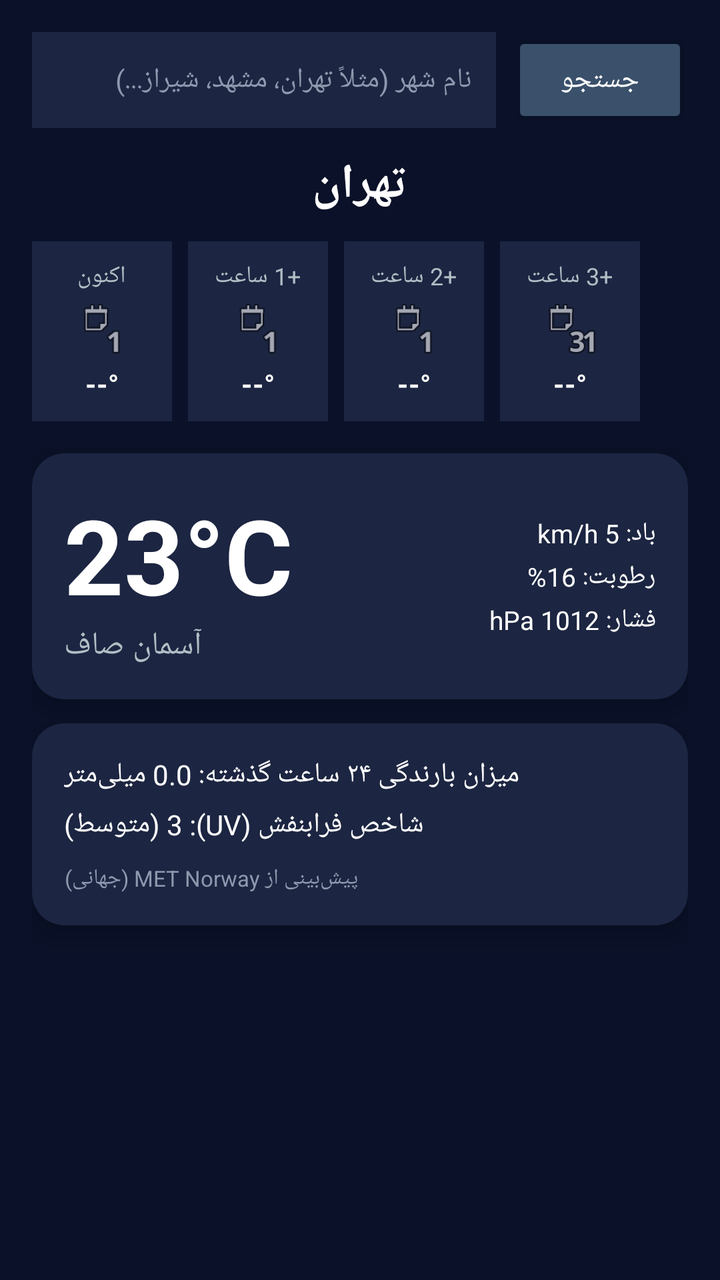
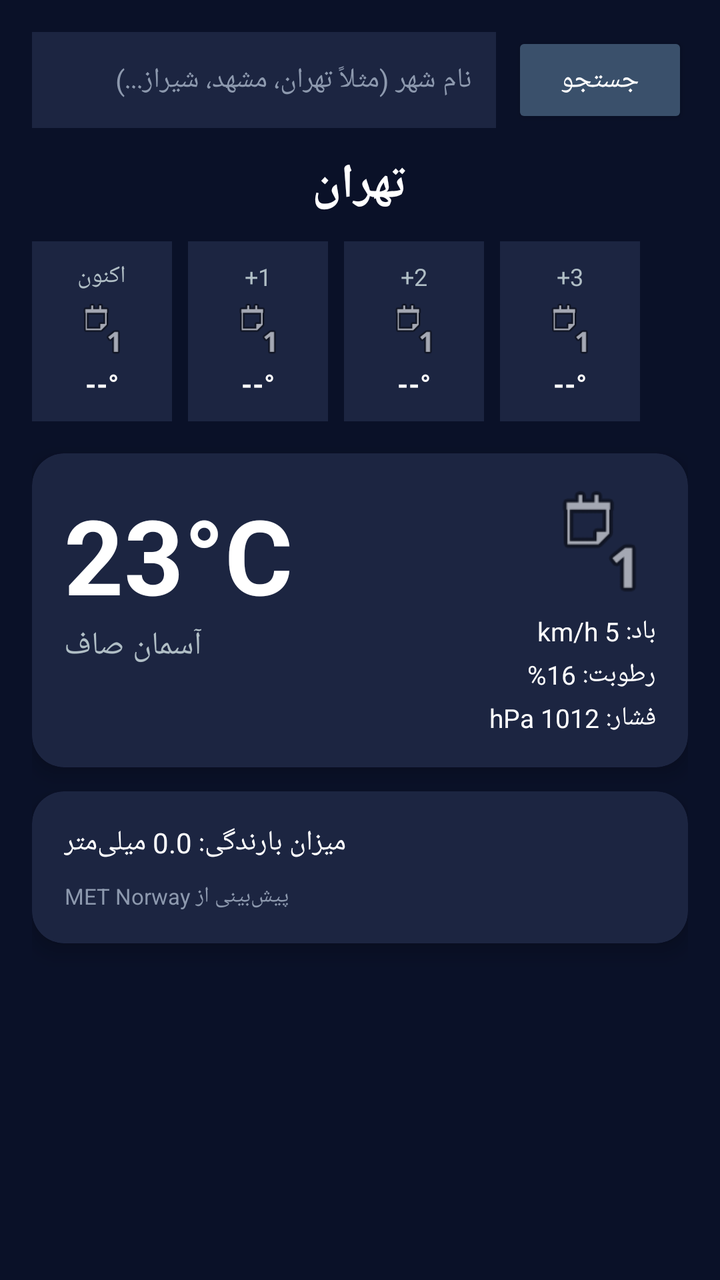

An Android layout rendered at two revisions. The XML below is the earlier revision; the diff shows what the commit changed to produce the second picture.
<!-- AndroidManifest.xml: application theme Theme.AppCompat.Light.NoActionBar -->
<!-- res/layout/activity_main.xml -->
<?xml version="1.0" encoding="utf-8"?>
<RelativeLayout xmlns:android="http://schemas.android.com/apk/res/android"
    xmlns:app="http://schemas.android.com/apk/res-auto"
    android:id="@+id/rootLayout"
    android:layout_width="match_parent"
    android:layout_height="match_parent"
    android:background="#0A1128"
    android:padding="16dp">

    
    <LinearLayout
        android:id="@+id/searchLayout"
        android:layout_width="match_parent"
        android:layout_height="wrap_content"
        android:orientation="horizontal"
        android:layout_marginBottom="12dp">

        <EditText
            android:id="@+id/etSearchCity"
            android:layout_width="0dp"
            android:layout_height="48dp"
            android:layout_weight="1"
            android:background="#1C2541"
            android:hint="نام شهر (مثلاً تهران، مشهد، شیراز...)"
            android:textColor="#FFFFFF"
            android:textColorHint="#8D99AE"
            android:paddingHorizontal="12dp"
            android:textSize="14sp" />

        <Button
            android:id="@+id/btnSearch"
            android:layout_width="wrap_content"
            android:layout_height="48dp"
            android:layout_marginStart="8dp"
            android:backgroundTint="#3A506B"
            android:text="جستجو"
            android:textColor="#FFFFFF" />
    </LinearLayout>

    <TextView
        android:id="@+id/tvCityName"
        android:layout_width="wrap_content"
        android:layout_height="wrap_content"
        android:layout_below="@id/searchLayout"
        android:layout_centerHorizontal="true"
        android:text="تهران"
        android:textColor="#FFFFFF"
        android:textSize="24sp"
        android:textStyle="bold" />

    
    <HorizontalScrollView
        android:id="@+id/hourlyScroll"
        android:layout_width="match_parent"
        android:layout_height="wrap_content"
        android:layout_below="@id/tvCityName"
        android:layout_marginTop="12dp"
        android:scrollbars="none">

        <LinearLayout
            android:layout_width="wrap_content"
            android:layout_height="wrap_content"
            android:orientation="horizontal">

            
            <LinearLayout
                android:layout_width="70dp"
                android:layout_height="90dp"
                android:background="#1C2541"
                android:orientation="vertical"
                android:gravity="center"
                android:layout_marginEnd="8dp"
                android:padding="8dp">
                <TextView android:id="@+id/tvHourlyTime1" android:layout_width="wrap_content" android:layout_height="wrap_content" android:text="اکنون" android:textColor="#B0BEC5" android:textSize="12sp"/>
                <ImageView android:layout_width="28dp" android:layout_height="28dp" android:src="@android:drawable/ic_menu_day" android:layout_marginVertical="4dp"/>
                <TextView android:id="@+id/tvHourlyTemp1" android:layout_width="wrap_content" android:layout_height="wrap_content" android:text="--°" android:textColor="#FFFFFF" android:textSize="14sp" android:textStyle="bold"/>
            </LinearLayout>

            
            <LinearLayout
                android:layout_width="70dp"
                android:layout_height="90dp"
                android:background="#1C2541"
                android:orientation="vertical"
                android:gravity="center"
                android:layout_marginEnd="8dp"
                android:padding="8dp">
                <TextView android:id="@+id/tvHourlyTime2" android:layout_width="wrap_content" android:layout_height="wrap_content" android:text="+1 ساعت" android:textColor="#B0BEC5" android:textSize="12sp"/>
                <ImageView android:layout_width="28dp" android:layout_height="28dp" android:src="@android:drawable/ic_menu_day" android:layout_marginVertical="4dp"/>
                <TextView android:id="@+id/tvHourlyTemp2" android:layout_width="wrap_content" android:layout_height="wrap_content" android:text="--°" android:textColor="#FFFFFF" android:textSize="14sp" android:textStyle="bold"/>
            </LinearLayout>

            
            <LinearLayout
                android:layout_width="70dp"
                android:layout_height="90dp"
                android:background="#1C2541"
                android:orientation="vertical"
                android:gravity="center"
                android:layout_marginEnd="8dp"
                android:padding="8dp">
                <TextView android:id="@+id/tvHourlyTime3" android:layout_width="wrap_content" android:layout_height="wrap_content" android:text="+2 ساعت" android:textColor="#B0BEC5" android:textSize="12sp"/>
                <ImageView android:layout_width="28dp" android:layout_height="28dp" android:src="@android:drawable/ic_menu_day" android:layout_marginVertical="4dp"/>
                <TextView android:id="@+id/tvHourlyTemp3" android:layout_width="wrap_content" android:layout_height="wrap_content" android:text="--°" android:textColor="#FFFFFF" android:textSize="14sp" android:textStyle="bold"/>
            </LinearLayout>

            
            <LinearLayout
                android:layout_width="70dp"
                android:layout_height="90dp"
                android:background="#1C2541"
                android:orientation="vertical"
                android:gravity="center"
                android:layout_marginEnd="8dp"
                android:padding="8dp">
                <TextView android:id="@+id/tvHourlyTime4" android:layout_width="wrap_content" android:layout_height="wrap_content" android:text="+3 ساعت" android:textColor="#B0BEC5" android:textSize="12sp"/>
                <ImageView android:layout_width="28dp" android:layout_height="28dp" android:src="@android:drawable/ic_menu_month" android:layout_marginVertical="4dp"/>
                <TextView android:id="@+id/tvHourlyTemp4" android:layout_width="wrap_content" android:layout_height="wrap_content" android:text="--°" android:textColor="#FFFFFF" android:textSize="14sp" android:textStyle="bold"/>
            </LinearLayout>
        </LinearLayout>
    </HorizontalScrollView>

    
    <androidx.cardview.widget.CardView
        android:id="@+id/cardMain"
        android:layout_width="match_parent"
        android:layout_height="wrap_content"
        android:layout_below="@id/hourlyScroll"
        android:layout_marginTop="16dp"
        app:cardBackgroundColor="#1C2541"
        app:cardCornerRadius="16dp"
        app:cardElevation="6dp">

        <RelativeLayout
            android:layout_width="match_parent"
            android:layout_height="wrap_content"
            android:padding="16dp">

            <TextView
                android:id="@+id/tvTemp"
                android:layout_width="wrap_content"
                android:layout_height="wrap_content"
                android:text="23°C"
                android:textColor="#FFFFFF"
                android:textSize="52sp"
                android:textStyle="bold" />

            <TextView
                android:id="@+id/tvCondition"
                android:layout_width="wrap_content"
                android:layout_height="wrap_content"
                android:layout_below="@id/tvTemp"
                android:text="آسمان صاف"
                android:textColor="#B0BEC5"
                android:textSize="16sp" />

            <LinearLayout
                android:layout_width="wrap_content"
                android:layout_height="wrap_content"
                android:layout_alignParentEnd="true"
                android:layout_centerVertical="true"
                android:gravity="end"
                android:orientation="vertical">

                <TextView
                    android:id="@+id/tvWindSpeed"
                    android:layout_width="wrap_content"
                    android:layout_height="wrap_content"
                    android:text="باد: 5 km/h"
                    android:textColor="#FFFFFF"
                    android:textSize="13sp" />

                <TextView
                    android:id="@+id/tvHumidity"
                    android:layout_width="wrap_content"
                    android:layout_height="wrap_content"
                    android:layout_marginTop="4dp"
                    android:text="رطوبت: 16%"
                    android:textColor="#FFFFFF"
                    android:textSize="13sp" />

                <TextView
                    android:id="@+id/tvPressure"
                    android:layout_width="wrap_content"
                    android:layout_height="wrap_content"
                    android:layout_marginTop="4dp"
                    android:text="فشار: 1012 hPa"
                    android:textColor="#FFFFFF"
                    android:textSize="13sp" />
            </LinearLayout>
        </RelativeLayout>
    </androidx.cardview.widget.CardView>

    
    <androidx.cardview.widget.CardView
        android:layout_width="match_parent"
        android:layout_height="wrap_content"
        android:layout_below="@id/cardMain"
        android:layout_marginTop="12dp"
        app:cardBackgroundColor="#1C2541"
        app:cardCornerRadius="16dp"
        app:cardElevation="6dp">

        <LinearLayout
            android:layout_width="match_parent"
            android:layout_height="wrap_content"
            android:orientation="vertical"
            android:padding="16dp">

            <TextView
                android:id="@+id/tvRainfall"
                android:layout_width="wrap_content"
                android:layout_height="wrap_content"
                android:text="میزان بارندگی ۲۴ ساعت گذشته: 0.0 میلی‌متر"
                android:textColor="#FFFFFF"
                android:textSize="14sp"
                android:layout_marginBottom="6dp"/>

            <TextView
                android:id="@+id/tvUVIndex"
                android:layout_width="wrap_content"
                android:layout_height="wrap_content"
                android:text="شاخص فرابنفش (UV): 3 (متوسط)"
                android:textColor="#FFFFFF"
                android:textSize="14sp"
                android:layout_marginBottom="6dp"/>

            <TextView
                android:id="@+id/tvDataSource"
                android:layout_width="wrap_content"
                android:layout_height="wrap_content"
                android:layout_marginTop="4dp"
                android:text="پیش‌بینی از MET Norway (جهانی)"
                android:textColor="#8D99AE"
                android:textSize="11sp" />
        </LinearLayout>
    </androidx.cardview.widget.CardView>

</RelativeLayout>
<!-- resources referenced by this layout -->
<resources>

</resources>

<!-- the commit's change to res/layout/activity_main.xml (unified diff, before → after) -->
@@ -72,7 +72,7 @@
                 android:layout_marginEnd="8dp"
                 android:padding="8dp">
                 <TextView android:id="@+id/tvHourlyTime1" android:layout_width="wrap_content" android:layout_height="wrap_content" android:text="اکنون" android:textColor="#B0BEC5" android:textSize="12sp"/>
-                <ImageView android:layout_width="28dp" android:layout_height="28dp" android:src="@android:drawable/ic_menu_day" android:layout_marginVertical="4dp"/>
+                <ImageView android:id="@+id/ivHourlyIcon1" android:layout_width="28dp" android:layout_height="28dp" android:src="@android:drawable/ic_menu_day" android:layout_marginVertical="4dp"/>
                 <TextView android:id="@+id/tvHourlyTemp1" android:layout_width="wrap_content" android:layout_height="wrap_content" android:text="--°" android:textColor="#FFFFFF" android:textSize="14sp" android:textStyle="bold"/>
             </LinearLayout>
 
@@ -85,8 +85,8 @@
                 android:gravity="center"
                 android:layout_marginEnd="8dp"
                 android:padding="8dp">
-                <TextView android:id="@+id/tvHourlyTime2" android:layout_width="wrap_content" android:layout_height="wrap_content" android:text="+1 ساعت" android:textColor="#B0BEC5" android:textSize="12sp"/>
-                <ImageView android:layout_width="28dp" android:layout_height="28dp" android:src="@android:drawable/ic_menu_day" android:layout_marginVertical="4dp"/>
+                <TextView android:id="@+id/tvHourlyTime2" android:layout_width="wrap_content" android:layout_height="wrap_content" android:text="+1" android:textColor="#B0BEC5" android:textSize="12sp"/>
+                <ImageView android:id="@+id/ivHourlyIcon2" android:layout_width="28dp" android:layout_height="28dp" android:src="@android:drawable/ic_menu_day" android:layout_marginVertical="4dp"/>
                 <TextView android:id="@+id/tvHourlyTemp2" android:layout_width="wrap_content" android:layout_height="wrap_content" android:text="--°" android:textColor="#FFFFFF" android:textSize="14sp" android:textStyle="bold"/>
             </LinearLayout>
 
@@ -99,8 +99,8 @@
                 android:gravity="center"
                 android:layout_marginEnd="8dp"
                 android:padding="8dp">
-                <TextView android:id="@+id/tvHourlyTime3" android:layout_width="wrap_content" android:layout_height="wrap_content" android:text="+2 ساعت" android:textColor="#B0BEC5" android:textSize="12sp"/>
-                <ImageView android:layout_width="28dp" android:layout_height="28dp" android:src="@android:drawable/ic_menu_day" android:layout_marginVertical="4dp"/>
+                <TextView android:id="@+id/tvHourlyTime3" android:layout_width="wrap_content" android:layout_height="wrap_content" android:text="+2" android:textColor="#B0BEC5" android:textSize="12sp"/>
+                <ImageView android:id="@+id/ivHourlyIcon3" android:layout_width="28dp" android:layout_height="28dp" android:src="@android:drawable/ic_menu_day" android:layout_marginVertical="4dp"/>
                 <TextView android:id="@+id/tvHourlyTemp3" android:layout_width="wrap_content" android:layout_height="wrap_content" android:text="--°" android:textColor="#FFFFFF" android:textSize="14sp" android:textStyle="bold"/>
             </LinearLayout>
 
@@ -113,8 +113,8 @@
                 android:gravity="center"
                 android:layout_marginEnd="8dp"
                 android:padding="8dp">
-                <TextView android:id="@+id/tvHourlyTime4" android:layout_width="wrap_content" android:layout_height="wrap_content" android:text="+3 ساعت" android:textColor="#B0BEC5" android:textSize="12sp"/>
-                <ImageView android:layout_width="28dp" android:layout_height="28dp" android:src="@android:drawable/ic_menu_month" android:layout_marginVertical="4dp"/>
+                <TextView android:id="@+id/tvHourlyTime4" android:layout_width="wrap_content" android:layout_height="wrap_content" android:text="+3" android:textColor="#B0BEC5" android:textSize="12sp"/>
+                <ImageView android:id="@+id/ivHourlyIcon4" android:layout_width="28dp" android:layout_height="28dp" android:src="@android:drawable/ic_menu_day" android:layout_marginVertical="4dp"/>
                 <TextView android:id="@+id/tvHourlyTemp4" android:layout_width="wrap_content" android:layout_height="wrap_content" android:text="--°" android:textColor="#FFFFFF" android:textSize="14sp" android:textStyle="bold"/>
             </LinearLayout>
         </LinearLayout>
@@ -154,11 +154,21 @@
                 android:textColor="#B0BEC5"
                 android:textSize="16sp" />
 
-            <LinearLayout
-                android:layout_width="wrap_content"
-                android:layout_height="wrap_content"
+            
+            <ImageView
+                android:id="@+id/ivMainConditionIcon"
+                android:layout_width="56dp"
+                android:layout_height="56dp"
+                android:layout_alignParentTop="true"
                 android:layout_alignParentEnd="true"
-                android:layout_centerVertical="true"
+                android:src="@android:drawable/ic_menu_day" />
+
+            <LinearLayout
+                android:layout_width="wrap_content"
+                android:layout_height="wrap_content"
+                android:layout_below="@id/ivMainConditionIcon"
+                android:layout_alignParentEnd="true"
+                android:layout_marginTop="8dp"
                 android:gravity="end"
                 android:orientation="vertical">
 
@@ -211,26 +221,17 @@
                 android:id="@+id/tvRainfall"
                 android:layout_width="wrap_content"
                 android:layout_height="wrap_content"
-                android:text="میزان بارندگی ۲۴ ساعت گذشته: 0.0 میلی‌متر"
+                android:text="میزان بارندگی: 0.0 میلی‌متر"
                 android:textColor="#FFFFFF"
                 android:textSize="14sp"
                 android:layout_marginBottom="6dp"/>
 
             <TextView
-                android:id="@+id/tvUVIndex"
-                android:layout_width="wrap_content"
-                android:layout_height="wrap_content"
-                android:text="شاخص فرابنفش (UV): 3 (متوسط)"
-                android:textColor="#FFFFFF"
-                android:textSize="14sp"
-                android:layout_marginBottom="6dp"/>
-
-            <TextView
                 android:id="@+id/tvDataSource"
                 android:layout_width="wrap_content"
                 android:layout_height="wrap_content"
                 android:layout_marginTop="4dp"
-                android:text="پیش‌بینی از MET Norway (جهانی)"
+                android:text="پیش‌بینی از MET Norway"
                 android:textColor="#8D99AE"
                 android:textSize="11sp" />
         </LinearLayout>
